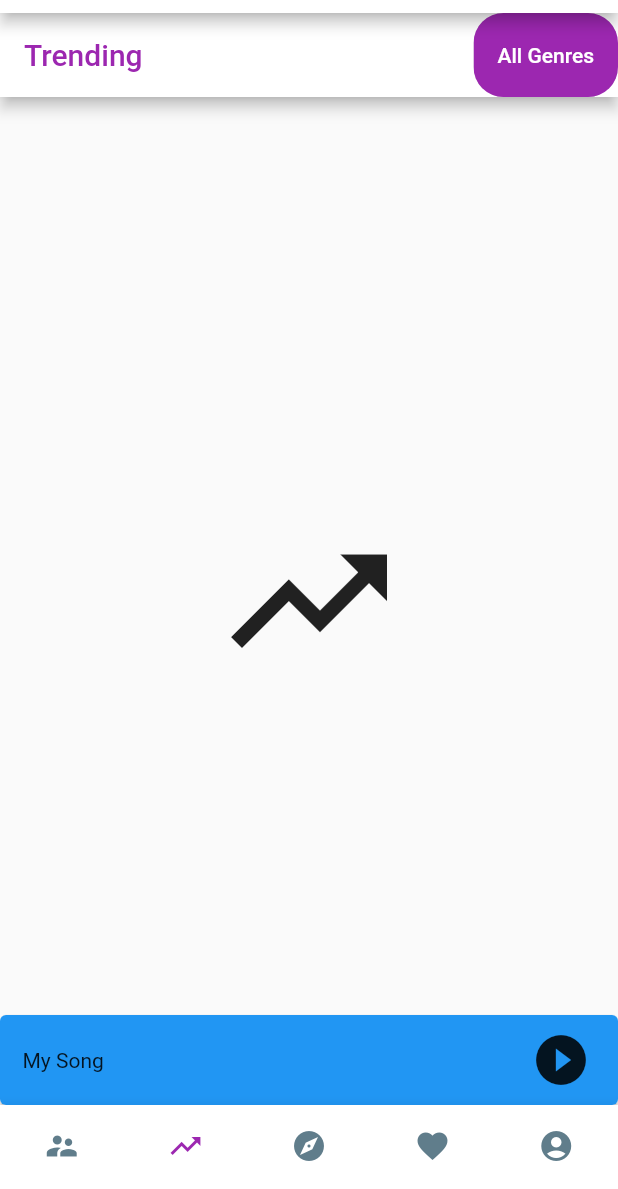
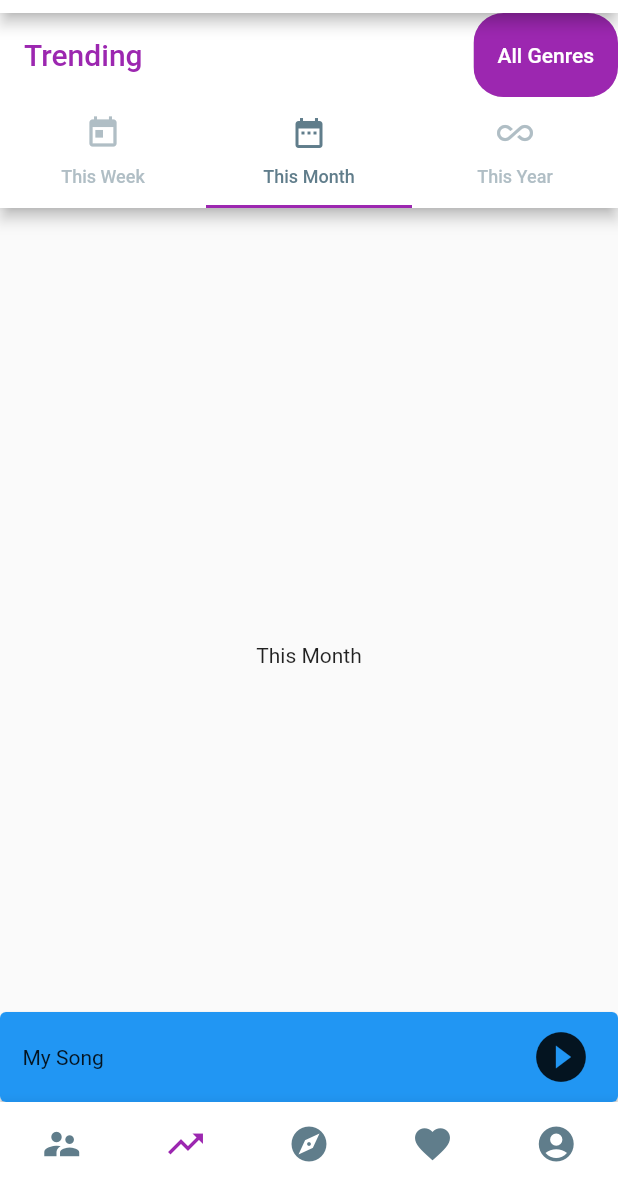
Before and after one commit to Second-Last/audius_flutter_client, a Flutter app: the screen it shows after launch, item 2 of the bottom bar chosen, on a phone screen of 412 x 824 dp, the part 47-1236 px from its top. Run offline on Flutter 3.47's test engine with Material 2 defaults, Android fonts, the phone set to English and light mode, and no system bars.

Commit message:
Added TabBar to Trending page

```diff
--- a/lib/main.dart
+++ b/lib/main.dart
@@ -67,13 +67,21 @@ class _MyAppState extends State<MyApp> with TickerProviderStateMixin {
         primarySwatch: audiusColor,
         appBarTheme: AppBarTheme(
           backgroundColor: Colors.white,
+          // shadowColor: Colors.transparent,
           centerTitle: true,
           toolbarTextStyle: TextStyle(color: audiusColor),
           systemOverlayStyle: SystemUiOverlayStyle(
             statusBarColor: Colors.transparent,
             statusBarIconBrightness: Brightness.dark,
           ),
-          )),
+        ),
+        tabBarTheme: TabBarTheme(
+          labelColor: Colors.blueGrey,
+          labelStyle: TextStyle(color: Colors.blueGrey, fontSize: 12),
+          unselectedLabelColor: Colors.blueGrey[200],
+          unselectedLabelStyle: TextStyle(color: Colors.blueGrey[200], fontSize: 12)
+        )
+      ),
       home: AnnotatedRegion<SystemUiOverlayStyle>(
         value: SystemUiOverlayStyle(
           systemNavigationBarColor: Colors.white,
@@ -103,6 +111,7 @@ class _MyAppState extends State<MyApp> with TickerProviderStateMixin {
           body: Body(currentIndex: _currentIndex),
           bottomNavigationBar: BottomNavigationBar(
             currentIndex: _currentIndex,
+            iconSize: 28,
             type: BottomNavigationBarType.fixed,
             unselectedItemColor: Colors.blueGrey,
             selectedItemColor: audiusColor,
--- a/lib/pages/trending.dart
+++ b/lib/pages/trending.dart
@@ -9,7 +9,10 @@ class Trending extends StatefulWidget {
 class _TrendingState extends State<Trending> {
   @override
   Widget build(BuildContext context) {
-    return Scaffold(
+    return DefaultTabController(
+      initialIndex: 1,
+      length: 3,
+      child: Scaffold(
         appBar: AppBar(
           centerTitle: false,
           title: Padding(
@@ -31,11 +34,29 @@ class _TrendingState extends State<Trending> {
               ),
             ),
           ],
+          bottom: const TabBar(
+            tabs: [
+              Tab(
+                icon: Icon(Icons.today),
+                text: 'This Week',
               ),
-      body: Center(
-        child: Icon(
-          Icons.trending_up,
-          size: 125,
+              Tab(
+                icon: Icon(Icons.date_range),
+                text: 'This Month',
+              ),
+              Tab(
+                icon: Icon(Icons.all_inclusive),
+                text: 'This Year',
+              ),
+            ],
+          ),
+        ),
+        body: TabBarView(
+          children: [
+            Center(child: Text('This Week')),
+            Center(child: Text('This Month')),
+            Center(child: Text('This Year')),
+          ],
         ),
       ),
     );
```
Lines whose indentation alone changed are shown as unchanged.
